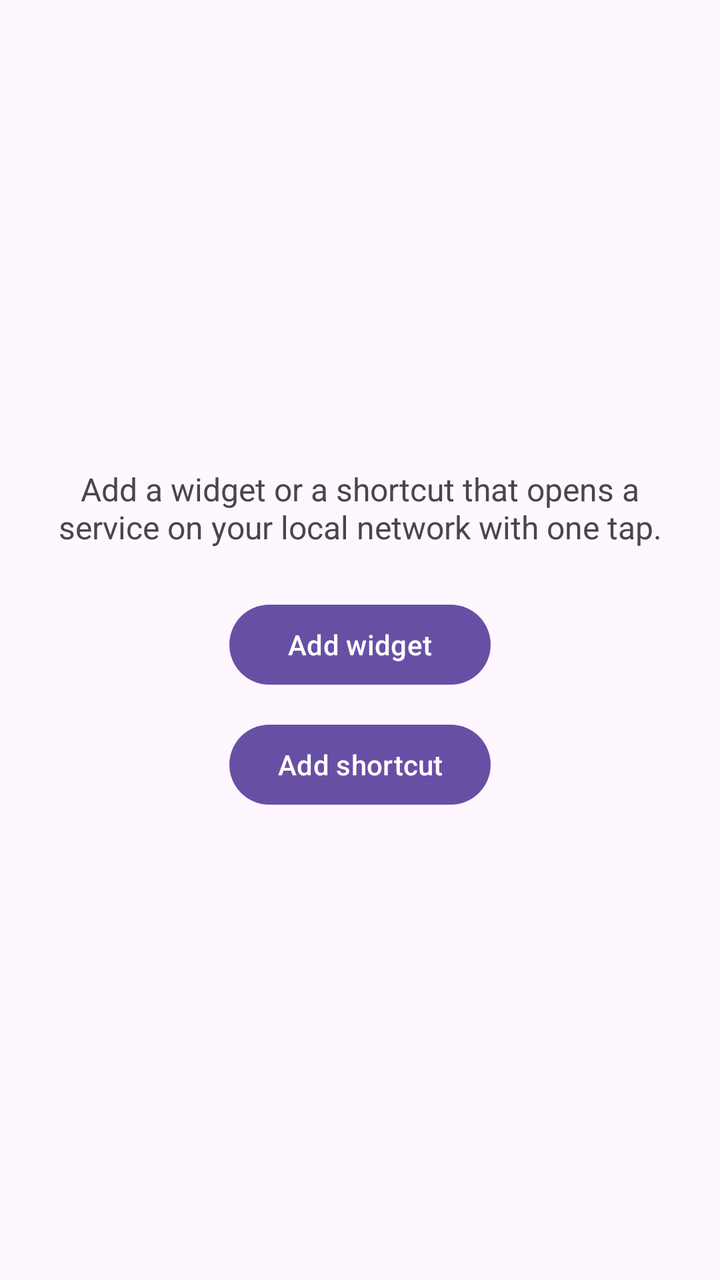
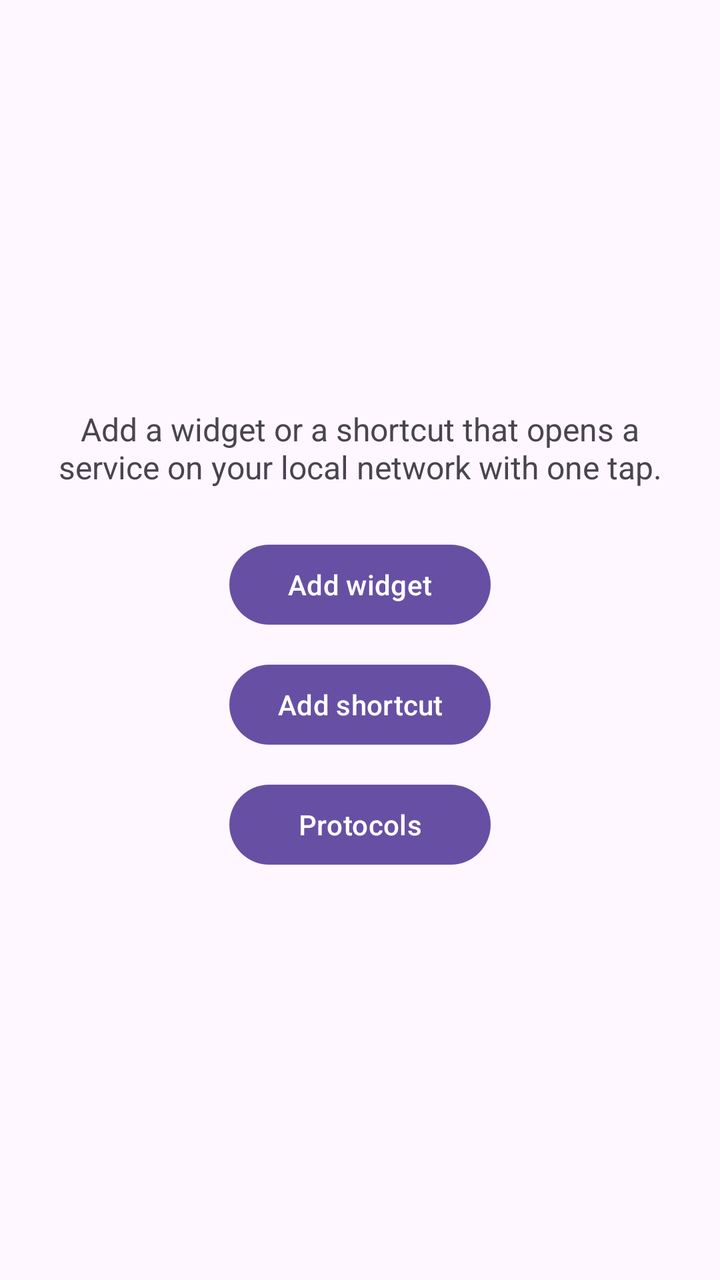

Compare the two renders of this Android layout. The source of the first and the diff that turns it into the second are given below.
<!-- AndroidManifest.xml: application theme Theme.ServiceLauncher -->
<!-- res/layout/activity_main.xml -->
<?xml version="1.0" encoding="utf-8"?>
<LinearLayout xmlns:android="http://schemas.android.com/apk/res/android"
    xmlns:tools="http://schemas.android.com/tools"
    android:id="@+id/main"
    android:layout_width="match_parent"
    android:layout_height="match_parent"
    android:gravity="center"
    android:orientation="vertical"
    android:padding="24dp"
    tools:context=".MainActivity">

    <TextView
        android:layout_width="match_parent"
        android:layout_height="wrap_content"
        android:gravity="center"
        android:text="@string/main_description"
        android:textSize="16sp" />

    <LinearLayout
        android:layout_width="wrap_content"
        android:layout_height="wrap_content"
        android:layout_marginTop="24dp"
        android:orientation="vertical">

        <Button
            android:id="@+id/add_widget_button"
            android:layout_width="match_parent"
            android:layout_height="wrap_content"
            android:text="@string/add_to_home_screen" />

        <Button
            android:id="@+id/add_shortcut_button"
            android:layout_width="match_parent"
            android:layout_height="wrap_content"
            android:layout_marginTop="12dp"
            android:text="@string/add_shortcut" />
    </LinearLayout>
</LinearLayout>
<!-- resources referenced by this layout -->
<resources>
  <string name="add_shortcut">Add shortcut</string>
  <string name="add_to_home_screen">Add widget</string>
  <string name="main_description">Add a widget or a shortcut that opens a service on your local network with one tap.</string>
  <style name="Theme.ServiceLauncher" parent="Base.Theme.ServiceLauncher" />
  <style name="Base.Theme.ServiceLauncher" parent="Theme.Material3.DayNight.NoActionBar">
          
          
      </style>
</resources>

<!-- the commit's change to res/layout/activity_main.xml (unified diff, before → after) -->
@@ -34,5 +34,12 @@
             android:layout_height="wrap_content"
             android:layout_marginTop="12dp"
             android:text="@string/add_shortcut" />
+
+        <Button
+            android:id="@+id/protocols_button"
+            android:layout_width="match_parent"
+            android:layout_height="wrap_content"
+            android:layout_marginTop="12dp"
+            android:text="@string/protocols_title" />
     </LinearLayout>
 </LinearLayout>
<!-- resource entries referenced after the edit -->
@@ -3,6 +3,7 @@
   <string name="add_shortcut">Add shortcut</string>
   <string name="add_to_home_screen">Add widget</string>
   <string name="main_description">Add a widget or a shortcut that opens a service on your local network with one tap.</string>
+  <string name="protocols_title">Protocols</string>
   <style name="Theme.ServiceLauncher" parent="Base.Theme.ServiceLauncher" />
   <style name="Base.Theme.ServiceLauncher" parent="Theme.Material3.DayNight.NoActionBar">
           
